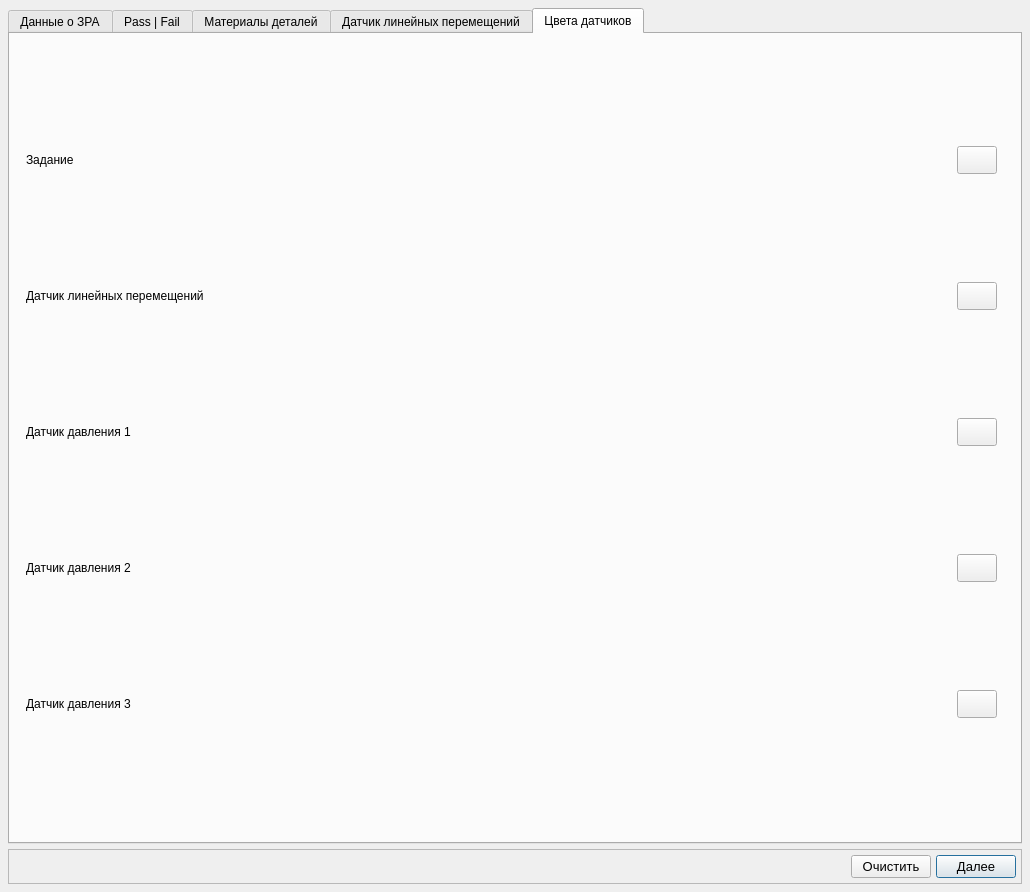
Qt form Src/Gui/Setup/ValveWindow/ValveWindow.ui (Fiasik/MpiPlatform) before a commit.
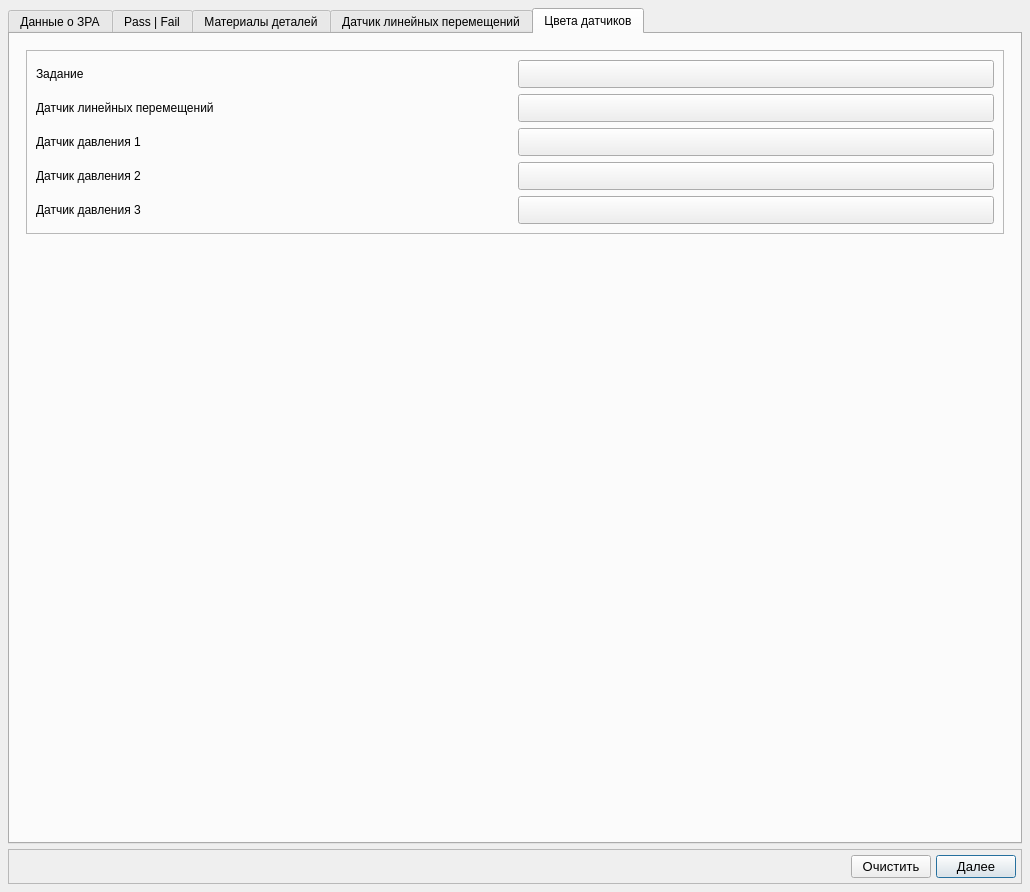
The same form after that commit. The open tabs and pages were chosen to show the change. Custom widgets are drawn as their Qt base class.

What changed in the file:
```diff
--- a/Src/Gui/Setup/ValveWindow/ValveWindow.ui
+++ b/Src/Gui/Setup/ValveWindow/ValveWindow.ui
@@ -2082,225 +2082,248 @@
         <number>16</number>
        </property>
        <item>
-        <layout class="QHBoxLayout" name="horizontalLayout_color_task">
-         <item>
-          <widget class="QLabel" name="label_color_task">
-           <property name="minimumSize">
-            <size>
-             <width>220</width>
-             <height>0</height>
-            </size>
-           </property>
-           <property name="text">
-            <string>Задание</string>
-           </property>
-          </widget>
-         </item>
-         <item>
-          <widget class="QPushButton" name="pushButton_color_task">
-           <property name="minimumSize">
-            <size>
-             <width>40</width>
-             <height>28</height>
-            </size>
-           </property>
-           <property name="maximumSize">
-            <size>
-             <width>40</width>
-             <height>28</height>
-            </size>
-           </property>
-           <property name="text">
-            <string/>
-           </property>
-          </widget>
-         </item>
-         <item>
-          <spacer name="horizontalSpacer_color_task">
-           <property name="orientation">
-            <enum>Qt::Orientation::Horizontal</enum>
-           </property>
-          </spacer>
-         </item>
-        </layout>
-       </item>
-       <item>
-        <layout class="QHBoxLayout" name="horizontalLayout_color_linear">
-         <item>
-          <widget class="QLabel" name="label_color_linear">
-           <property name="minimumSize">
-            <size>
-             <width>220</width>
-             <height>0</height>
-            </size>
-           </property>
-           <property name="text">
-            <string>Датчик линейных перемещений</string>
-           </property>
-          </widget>
-         </item>
-         <item>
-          <widget class="QPushButton" name="pushButton_color_linear">
-           <property name="minimumSize">
-            <size>
-             <width>40</width>
-             <height>28</height>
-            </size>
-           </property>
-           <property name="maximumSize">
-            <size>
-             <width>40</width>
-             <height>28</height>
-            </size>
-           </property>
-           <property name="text">
-            <string/>
-           </property>
-          </widget>
-         </item>
-         <item>
-          <spacer name="horizontalSpacer_color_linear">
-           <property name="orientation">
-            <enum>Qt::Orientation::Horizontal</enum>
-           </property>
-          </spacer>
-         </item>
-        </layout>
-       </item>
-       <item>
-        <layout class="QHBoxLayout" name="horizontalLayout_color_pressure1">
-         <item>
-          <widget class="QLabel" name="label_color_pressure1">
-           <property name="minimumSize">
-            <size>
-             <width>220</width>
-             <height>0</height>
-            </size>
-           </property>
-           <property name="text">
-            <string>Датчик давления 1</string>
-           </property>
-          </widget>
-         </item>
-         <item>
-          <widget class="QPushButton" name="pushButton_color_pressure1">
-           <property name="minimumSize">
-            <size>
-             <width>40</width>
-             <height>28</height>
-            </size>
-           </property>
-           <property name="maximumSize">
-            <size>
-             <width>40</width>
-             <height>28</height>
-            </size>
-           </property>
-           <property name="text">
-            <string/>
-           </property>
-          </widget>
-         </item>
-         <item>
-          <spacer name="horizontalSpacer_color_pressure1">
-           <property name="orientation">
-            <enum>Qt::Orientation::Horizontal</enum>
-           </property>
-          </spacer>
-         </item>
-        </layout>
-       </item>
-       <item>
-        <layout class="QHBoxLayout" name="horizontalLayout_color_pressure2">
-         <item>
-          <widget class="QLabel" name="label_color_pressure2">
-           <property name="minimumSize">
-            <size>
-             <width>220</width>
-             <height>0</height>
-            </size>
-           </property>
-           <property name="text">
-            <string>Датчик давления 2</string>
-           </property>
-          </widget>
-         </item>
-         <item>
-          <widget class="QPushButton" name="pushButton_color_pressure2">
-           <property name="minimumSize">
-            <size>
-             <width>40</width>
-             <height>28</height>
-            </size>
-           </property>
-           <property name="maximumSize">
-            <size>
-             <width>40</width>
-             <height>28</height>
-            </size>
-           </property>
-           <property name="text">
-            <string/>
-           </property>
-          </widget>
-         </item>
-         <item>
-          <spacer name="horizontalSpacer_color_pressure2">
-           <property name="orientation">
-            <enum>Qt::Orientation::Horizontal</enum>
-           </property>
-          </spacer>
-         </item>
-        </layout>
-       </item>
-       <item>
-        <layout class="QHBoxLayout" name="horizontalLayout_color_pressure3">
-         <item>
-          <widget class="QLabel" name="label_color_pressure3">
-           <property name="minimumSize">
-            <size>
-             <width>220</width>
-             <height>0</height>
-            </size>
-           </property>
-           <property name="text">
-            <string>Датчик давления 3</string>
-           </property>
-          </widget>
-         </item>
-         <item>
-          <widget class="QPushButton" name="pushButton_color_pressure3">
-           <property name="minimumSize">
-            <size>
-             <width>40</width>
-             <height>28</height>
-            </size>
-           </property>
-           <property name="maximumSize">
-            <size>
-             <width>40</width>
-             <height>28</height>
-            </size>
-           </property>
-           <property name="text">
-            <string/>
-           </property>
-          </widget>
-         </item>
-         <item>
-          <spacer name="horizontalSpacer_color_pressure3">
-           <property name="orientation">
-            <enum>Qt::Orientation::Horizontal</enum>
-           </property>
-          </spacer>
-         </item>
-        </layout>
+        <widget class="QFrame" name="frame_color_Section">
+         <property name="frameShape">
+          <enum>QFrame::Shape::StyledPanel</enum>
+         </property>
+         <property name="frameShadow">
+          <enum>QFrame::Shadow::Raised</enum>
+         </property>
+         <layout class="QGridLayout" name="gridLayout_4">
+          <item row="0" column="0">
+           <widget class="QLabel" name="label_color_task">
+            <property name="sizePolicy">
+             <sizepolicy hsizetype="Preferred" vsizetype="Preferred">
+              <horstretch>0</horstretch>
+              <verstretch>0</verstretch>
+             </sizepolicy>
+            </property>
+            <property name="minimumSize">
+             <size>
+              <width>220</width>
+              <height>0</height>
+             </size>
+            </property>
+            <property name="text">
+             <string>Задание</string>
+            </property>
+           </widget>
+          </item>
+          <item row="3" column="0">
+           <widget class="QLabel" name="label_color_pressure2">
+            <property name="sizePolicy">
+             <sizepolicy hsizetype="Preferred" vsizetype="Preferred">
+              <horstretch>0</horstretch>
+              <verstretch>0</verstretch>
+             </sizepolicy>
+            </property>
+            <property name="minimumSize">
+             <size>
+              <width>220</width>
+              <height>0</height>
+             </size>
+            </property>
+            <property name="text">
+             <string>Датчик давления 2</string>
+            </property>
+           </widget>
+          </item>
+          <item row="4" column="1">
+           <widget class="QPushButton" name="pushButton_color_pressure3">
+            <property name="sizePolicy">
+             <sizepolicy hsizetype="Preferred" vsizetype="Preferred">
+              <horstretch>0</horstretch>
+              <verstretch>0</verstretch>
+             </sizepolicy>
+            </property>
+            <property name="minimumSize">
+             <size>
+              <width>40</width>
+              <height>28</height>
+             </size>
+            </property>
+            <property name="maximumSize">
+             <size>
+              <width>16777215</width>
+              <height>16777215</height>
+             </size>
+            </property>
+            <property name="text">
+             <string/>
+            </property>
+           </widget>
+          </item>
+          <item row="2" column="1">
+           <widget class="QPushButton" name="pushButton_color_pressure1">
+            <property name="sizePolicy">
+             <sizepolicy hsizetype="Preferred" vsizetype="Preferred">
+              <horstretch>0</horstretch>
+              <verstretch>0</verstretch>
+             </sizepolicy>
+            </property>
+            <property name="minimumSize">
+             <size>
+              <width>40</width>
+              <height>28</height>
+             </size>
+            </property>
+            <property name="maximumSize">
+             <size>
+              <width>16777215</width>
+              <height>16777215</height>
+             </size>
+            </property>
+            <property name="text">
+             <string/>
+            </property>
+           </widget>
+          </item>
+          <item row="3" column="1">
+           <widget class="QPushButton" name="pushButton_color_pressure2">
+            <property name="sizePolicy">
+             <sizepolicy hsizetype="Preferred" vsizetype="Preferred">
+              <horstretch>0</horstretch>
+              <verstretch>0</verstretch>
+             </sizepolicy>
+            </property>
+            <property name="minimumSize">
+             <size>
+              <width>40</width>
+              <height>28</height>
+             </size>
+            </property>
+            <property name="maximumSize">
+             <size>
+              <width>16777215</width>
+              <height>16777215</height>
+             </size>
+            </property>
+            <property name="text">
+             <string/>
+            </property>
+           </widget>
+          </item>
+          <item row="2" column="0">
+           <widget class="QLabel" name="label_color_pressure1">
+            <property name="sizePolicy">
+             <sizepolicy hsizetype="Preferred" vsizetype="Preferred">
+              <horstretch>0</horstretch>
+              <verstretch>0</verstretch>
+             </sizepolicy>
+            </property>
+            <property name="minimumSize">
+             <size>
+              <width>220</width>
+              <height>0</height>
+             </size>
+            </property>
+            <property name="text">
+             <string>Датчик давления 1</string>
+            </property>
+           </widget>
+          </item>
+          <item row="4" column="0">
+           <widget class="QLabel" name="label_color_pressure3">
+            <property name="sizePolicy">
+             <sizepolicy hsizetype="Preferred" vsizetype="Preferred">
+              <horstretch>0</horstretch>
+              <verstretch>0</verstretch>
+             </sizepolicy>
+            </property>
+            <property name="minimumSize">
+             <size>
+              <width>220</width>
+              <height>0</height>
+             </size>
+            </property>
+            <property name="text">
+             <string>Датчик давления 3</string>
+            </property>
+           </widget>
+          </item>
+          <item row="1" column="0">
+           <widget class="QLabel" name="label_color_linear">
+            <property name="sizePolicy">
+             <sizepolicy hsizetype="Preferred" vsizetype="Preferred">
+              <horstretch>0</horstretch>
+              <verstretch>0</verstretch>
+             </sizepolicy>
+            </property>
+            <property name="minimumSize">
+             <size>
+              <width>220</width>
+              <height>0</height>
+             </size>
+            </property>
+            <property name="text">
+             <string>Датчик линейных перемещений</string>
+            </property>
+           </widget>
+          </item>
+          <item row="1" column="1">
+           <widget class="QPushButton" name="pushButton_color_linear">
+            <property name="sizePolicy">
+             <sizepolicy hsizetype="Preferred" vsizetype="Preferred">
+              <horstretch>0</horstretch>
+              <verstretch>0</verstretch>
+             </sizepolicy>
+            </property>
+            <property name="minimumSize">
+             <size>
+              <width>40</width>
+              <height>28</height>
+             </size>
+            </property>
+            <property name="maximumSize">
+             <size>
+              <width>16777215</width>
+              <height>16777215</height>
+             </size>
+            </property>
+            <property name="text">
+             <string/>
+            </property>
+           </widget>
+          </item>
+          <item row="0" column="1">
+           <widget class="QPushButton" name="pushButton_color_task">
+            <property name="sizePolicy">
+             <sizepolicy hsizetype="Preferred" vsizetype="Preferred">
+              <horstretch>0</horstretch>
+              <verstretch>0</verstretch>
+             </sizepolicy>
+            </property>
+            <property name="minimumSize">
+             <size>
+              <width>40</width>
+              <height>28</height>
+             </size>
+            </property>
+            <property name="maximumSize">
+             <size>
+              <width>16777215</width>
+              <height>16777215</height>
+             </size>
+            </property>
+            <property name="text">
+             <string/>
+            </property>
+           </widget>
+          </item>
+         </layout>
+        </widget>
        </item>
        <item>
         <spacer name="verticalSpacer_colors">
          <property name="orientation">
           <enum>Qt::Orientation::Vertical</enum>
          </property>
+         <property name="sizeHint" stdset="0">
+          <size>
+           <width>0</width>
+           <height>0</height>
+          </size>
+         </property>
         </spacer>
        </item>
       </layout>
@@ -2393,6 +2416,13 @@
    </item>
   </layout>
  </widget>
+ <customwidgets>
+  <customwidget>
+   <class>Widgets::Combo::SearchableComboBox</class>
+   <extends>QComboBox</extends>
+   <header>Widgets/Combo/SearchableComboBox.h</header>
+  </customwidget>
+ </customwidgets>
  <resources/>
  <connections/>
 </ui>
```
Left out of the diff: 1220 changed lines with no effect on the pictures.
